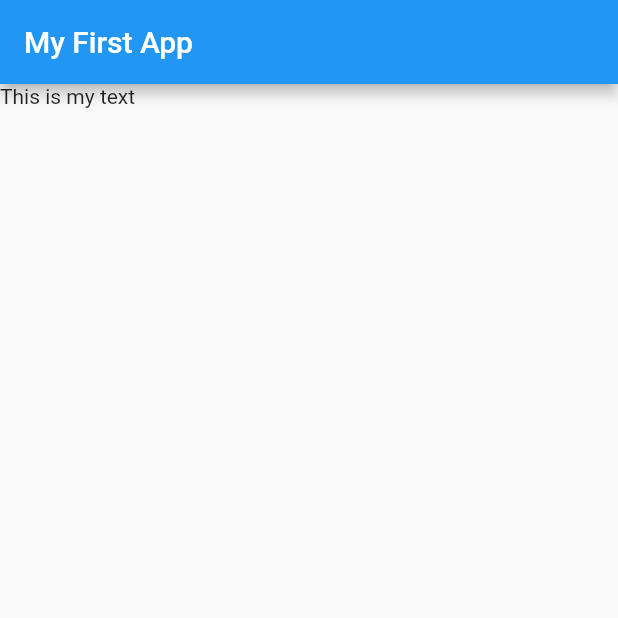
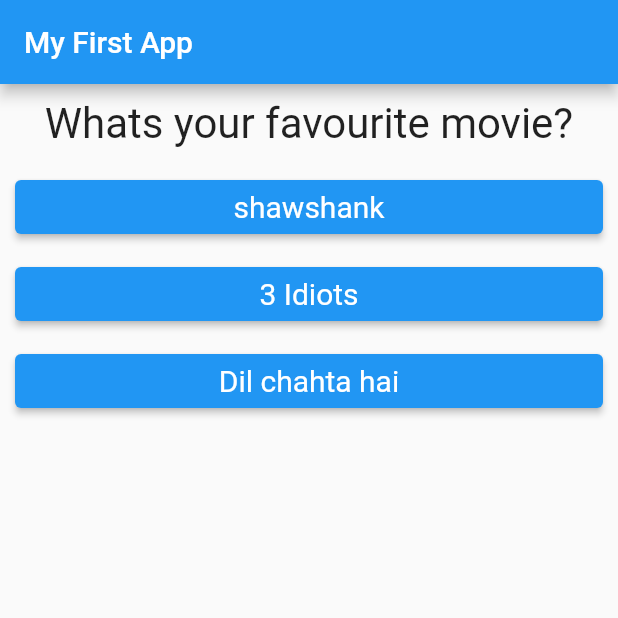
Before and after one commit to amondnet/mobx-issue-832, a Flutter app: the screen it shows after launch, on a phone screen of 412 x 824 dp, the top half of it. Run offline on Flutter 3.47's test engine with Material 2 defaults, Android fonts, the phone set to English and light mode, and no system bars.

Commit message:
completed quiz app

```diff
--- /dev/null
+++ b/questionaire_app/lib/answer.dart
@@ -0,0 +1,21 @@
+import 'package:flutter/material.dart';
+
+class Answer extends StatelessWidget {
+  final Function selectHandler;
+  final String textData;
+
+  Answer(this.selectHandler, this.textData);
+
+  @override
+  Widget build(BuildContext context) {
+    return Container(
+      width: double.infinity,
+      margin: EdgeInsets.fromLTRB(10, 5, 10, 5),
+      child: ElevatedButton(
+          style: ElevatedButton.styleFrom(
+              textStyle: TextStyle(fontSize: 20), onPrimary: Colors.white, ),
+          onPressed: () => selectHandler(),
+          child: Text(textData)),
+    );
+  }
+}
--- a/questionaire_app/lib/main.dart
+++ b/questionaire_app/lib/main.dart
@@ -1,16 +1,70 @@
 import 'package:flutter/material.dart';
+import 'package:questionaire_app/answer.dart';
+import 'package:questionaire_app/question.dart';
 
 void main() => runApp(MyApp());
 
-class MyApp extends StatelessWidget {
+class MyApp extends StatefulWidget {
+  @override
+  State<StatefulWidget> createState() {
+    return _MyAppState();
+  }
+}
+
+class _MyAppState extends State<MyApp> {
+  int _questionIndex = 0;
+  final questions = [
+      {
+        "question": "Whats your favourite movie?",
+        "answers": ["shawshank", "3 Idiots", "Dil chahta hai"]
+      },
+      {
+        "question": "Whats your favourite Song?",
+        "answers": ["Hurt me tomorrow", "Never give up", "Baby"]
+      },
+      {
+        "question": "Whats your favourite bike?",
+        "answers": ["Gixzer", "Apache R15", "Bukaati"]
+      },
+      {
+        "question": "Whats your favourite show?",
+        "answers": ["Breaking Bad", "2 and half man", "Mr bean"]
+      },
+    ];
+
+  void _answerQuestion() {
+    setState(() {
+      _questionIndex = _questionIndex + 1;
+    });
+  }
+
+  void _resetHandler(){
+    setState(() {
+      _questionIndex = 0 ;
+    });
+  }
+
   @override
   Widget build(BuildContext context) {
+
     return MaterialApp(
-        home: Scaffold(
-      appBar: AppBar(
-        title: Text('My First App'),
+      home: Scaffold(
+        appBar: AppBar(
+          title: Text('My First App'),
+        ),
+        body: _questionIndex < questions.length ? Column(
+          children: [
+            Question(questions[_questionIndex]['question'] as String),
+            ...(questions[_questionIndex]['answers'] as List<String>).map((answer) {
+              return Answer(_answerQuestion, answer);
+            }).toList()
+        ],
+      ) : Column(
+        children: [
+          Center(child: Text('You did it and you were honest, :) ', textScaleFactor: 2,),),
+          TextButton(child: Text('Restart',), onPressed: ()=> _resetHandler()),
+        ],
       ),
-      body: Text('This is my text'),
     ));
   }
 }
--- /dev/null
+++ b/questionaire_app/lib/question.dart
@@ -0,0 +1,18 @@
+import 'package:flutter/material.dart';
+
+class Question extends StatelessWidget {
+  final String questionText;
+
+  Question(this.questionText);
+
+  @override
+  Widget build(BuildContext context) {
+    return Container(
+      width: double.infinity,
+      margin: EdgeInsets.all(10),
+      child: Text(questionText, style: TextStyle(fontSize: 28)
+          , textAlign: TextAlign.center,
+      ),
+    );
+  }
+}
```
